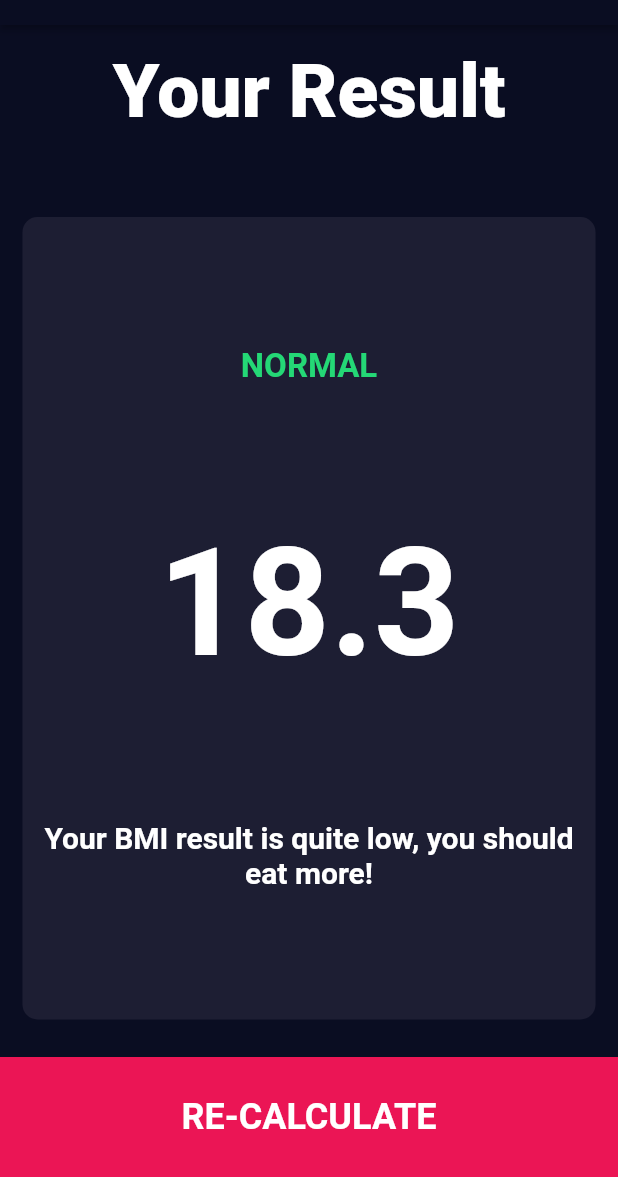
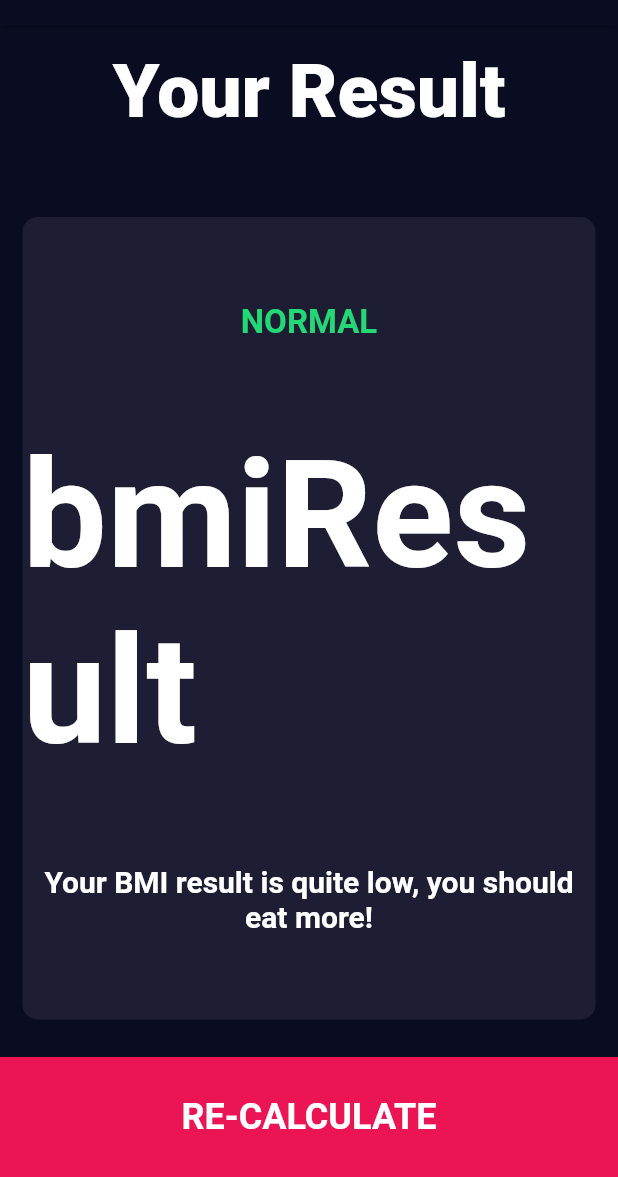
Before and after one commit to derekdileo/flutter-bmi-calculator, a Flutter app: the screen it shows after launch, after a tap on "CALCULATE", on a phone screen of 412 x 824 dp, the part 59-1236 px from its top. Run offline on Flutter 3.47's test engine with Material 2 defaults, Android fonts, the phone set to English and light mode, and no system bars; our stand-ins replace font_awesome_flutter.

Commit message:
Create results_calculator page and add calc functionality to CALCULATE button on input_page. Results are passed to results_page, but will not display with current configuration. Need to reconfigure reusable_card2 (or create another) that will accept String input.

```diff
--- a/lib/icon_content.dart
+++ b/lib/components/icon_content.dart
@@ -1,5 +1,5 @@
 import 'package:flutter/material.dart';
-import 'constants.dart';
+import '../constants.dart';
 
 class IconContent extends StatelessWidget {
   final IconData icon;
--- a/lib/main.dart
+++ b/lib/main.dart
@@ -1,7 +1,7 @@
 import 'package:flutter/material.dart';
-import 'input_page.dart';
+import 'screens/input_page.dart';
 import 'constants.dart';
-import 'results_page.dart';
+import 'screens/results_page.dart';
 
 void main() => runApp(BMICalculator());
 
@@ -14,11 +14,12 @@ class BMICalculator extends StatelessWidget {
   @override
   Widget build(BuildContext context) {
     return MaterialApp(
-      initialRoute: '/input_page',
-      routes: {
-        '/input_page': (context) => InputPage(),
-        '/results_page': (context) => ResultsPage(),
-      },
+      // initialRoute: '/input_page',
+      // routes: {
+      //   '/input_page': (context) => InputPage(),
+      //   '/results_page': (context) => ResultsPage(),
+      // },
+      home: InputPage(),
       theme: ThemeData.dark().copyWith(
         appBarTheme: const AppBarTheme(
           color: kAppBarColor,
--- a/lib/result.dart
+++ /dev/null
@@ -1,3 +0,0 @@
-import 'package:flutter/material.dart';
-
-class Result {}
--- a/lib/input_page.dart
+++ b/lib/screens/input_page.dart
@@ -1,10 +1,12 @@
+import 'package:bmi_calculator_flutter/screens/results_calculator.dart';
 import 'package:font_awesome_flutter/font_awesome_flutter.dart';
 import 'package:flutter/material.dart';
-import 'icon_content.dart';
-import 'reusable_card.dart';
-import 'reusable_card_2.dart';
-import 'constants.dart';
+import '../components/icon_content.dart';
+import '../components/reusable_card.dart';
+import '../components/reusable_card_2.dart';
+import '../constants.dart';
 import 'results_page.dart';
+import 'results_calculator.dart';
 
 enum Gender {
   male,
@@ -79,7 +81,7 @@ class _InputPageState extends State<InputPage> {
               cardChild: Column(
                 mainAxisAlignment: MainAxisAlignment.center,
                 children: <Widget>[
-                  Text(
+                  const Text(
                     'HEIGHT',
                     style: kLabelTextStyle,
                   ),
@@ -230,14 +232,24 @@ class _InputPageState extends State<InputPage> {
                   width: double.infinity,
                   height: kBottomContainerHeight,
                   child: TextButton(
-                    child: Text(
+                    child: const Text(
                       'CALCULATE',
                       style: kFooterTextStyle,
                     ),
                     onPressed: () {
-                      Navigator.pushNamed(context, '/results_page');
+                      Result result =
+                          Result(selectedGender, height, weight, age);
+
+                      //Navigator.pushNamed(builder: context, '/results_page');
                       // If routes not programmed, use the following
-                      //Navigator.push(context, MaterialPageRoute(builder: (context) => ResultsPage()));
+                      Navigator.push(
+                          context,
+                          MaterialPageRoute(
+                              builder: (context) => ResultsPage(
+                                    bmiResult: result.calculateBMIString(),
+                                    resultText: result.getResult(),
+                                    interpretation: result.getInterpretation(),
+                                  )));
                     },
                   ),
                 ),
--- /dev/null
+++ b/lib/screens/results_calculator.dart
@@ -0,0 +1,56 @@
+import 'package:flutter/material.dart';
+import 'input_page.dart';
+import 'dart:math';
+
+class Result {
+  Result(this.gender, this.height, this.weight, this.age);
+
+  final Gender gender;
+  final int height;
+  final int weight;
+  final int age;
+
+  String calculateBMIString() {
+    double bmi = weight / pow(height / 100, 2);
+    return bmi.toStringAsFixed(1);
+  }
+
+  double calculateBMI() {
+    double bmi = weight / pow(height / 100, 2);
+    return bmi;
+  }
+
+  double calculateMetricBMI(double cm, double kg) {
+    // Metric BMI = [ weight / (m^2) ]
+    double bmi = kg / pow(cm / 100, 2);
+    return bmi.roundToDouble();
+  }
+
+  double calculateImperialBMI(double inches, double lbs) {
+    // Imperial BMI = [ (703*weight) / (inches^2) ]
+    double impConstant = 703;
+    return impConstant * lbs / (inches * inches);
+  }
+
+  String getResult() {
+    double bmi = calculateBMI();
+    if (bmi >= 25) {
+      return 'Overweight';
+    } else if (bmi > 18.5) {
+      return 'Normal';
+    } else {
+      return 'Underweight';
+    }
+  }
+
+  String getInterpretation() {
+    double bmi = calculateBMI();
+    if (bmi >= 25) {
+      return 'You have a higher than normal body weight. Try to exercise more.';
+    } else if (bmi > 18.5) {
+      return 'You have a normal body weight. Good job!';
+    } else {
+      return 'You have a lower than normal body weight. You can eat a bit more.';
+    }
+  }
+}
--- a/lib/results_page.dart
+++ b/lib/screens/results_page.dart
@@ -1,16 +1,28 @@
-import 'package:bmi_calculator_flutter/reusable_card_2.dart';
+import 'package:bmi_calculator_flutter/components/reusable_card_2.dart';
 import 'package:flutter/material.dart';
-import 'constants.dart';
+import '../constants.dart';
 import 'input_page.dart';
 
 class ResultsPage extends StatelessWidget {
-  const ResultsPage({Key? key}) : super(key: key);
+  final String bmiResult;
+  final String resultText;
+  final String interpretation;
+
+  ResultsPage(
+      {Key? key,
+      required this.bmiResult,
+      required this.resultText,
+      required this.interpretation})
+      : super(key: key);
 
   @override
   Widget build(BuildContext context) {
     return ResultsPageState();
   }
 }
+
+// You need to get rid of (or refactor) the reusable cards.
+// They do not agree with the passing of results!
 
 class ResultsPageState extends StatefulWidget {
   const ResultsPageState({Key? key}) : super(key: key);
@@ -75,7 +87,7 @@ class _ResultsPageStateState extends State<ResultsPageState> {
                             style: kResultTextStyle,
                           ),
                           Text(
-                            '18.3',
+                            'bmiResult',
                             style: kBMITextStyle,
                           ),
                           Text(
@@ -99,13 +111,6 @@ class _ResultsPageStateState extends State<ResultsPageState> {
               ],
             ),
           ),
-          // Filler Space
-          // Expanded(
-          //   flex: 1,
-          //   child: Row(
-          //     children: [],
-          //   ),
-          // ),
           // Footer
           Container(
             color: kBottomMenuColor,
@@ -121,7 +126,7 @@ class _ResultsPageStateState extends State<ResultsPageState> {
                   style: kFooterTextStyle,
                 ),
                 onPressed: () {
-                  Navigator.pushNamed(context, '/input_page');
+                  Navigator.pop(context);
                   // If routes not named, use the following
                   //Navigator.push(context, MaterialPageRoute(builder: (context) => InputPage()));
                 },
```
Also changed, not shown: lib/components/reusable_card.dart (renamed from lib/reusable_card.dart), lib/components/reusable_card_2.dart (renamed from lib/reusable_card_2.dart).
